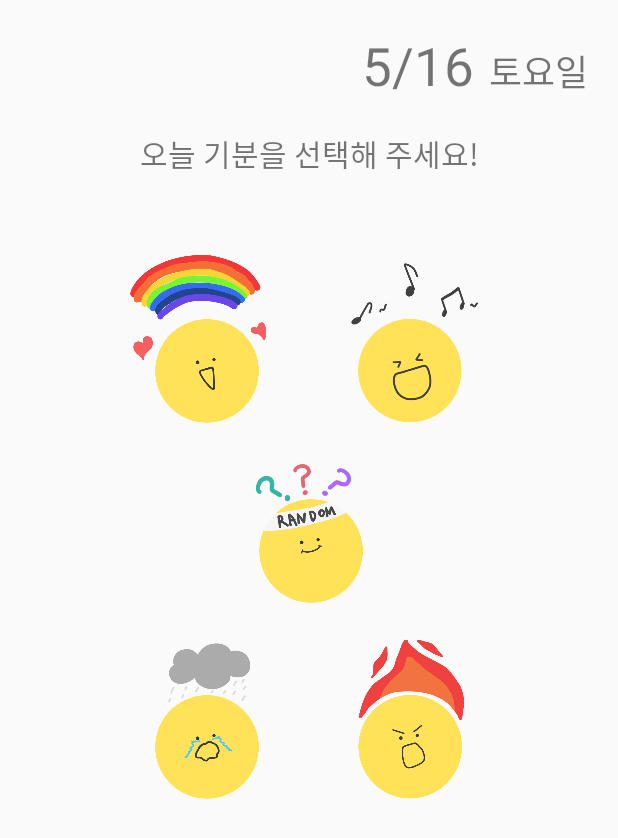
After one commit to puredouble/forydiary2, an Android app: the fragment AddFragment shown on its own in the app's theme, on a phone screen of 412 x 824 dp. The commit adds this screen. Shown: the top 838 px of the screen. Run offline under Robolectric (Android 15) with nearby library versions, the phone set to English and light mode, and no system bars.

Commit message:
오늘의 감정 추가 화면 개발중

```diff
--- a/app/build.gradle
+++ b/app/build.gradle
@@ -26,6 +26,7 @@ dependencies {
     implementation fileTree(dir: "libs", include: ["*.jar"])
     implementation 'androidx.appcompat:appcompat:1.1.0'
     implementation 'androidx.constraintlayout:constraintlayout:1.1.3'
+    implementation 'androidx.legacy:legacy-support-v4:1.0.0'
     testImplementation 'junit:junit:4.12'
     androidTestImplementation 'androidx.test.ext:junit:1.1.1'
     androidTestImplementation 'androidx.test.espresso:espresso-core:3.2.0'
--- /dev/null
+++ b/app/src/main/java/me/puredouble/forydiary2/fragment/AddFragment.java
@@ -0,0 +1,64 @@
+package me.puredouble.forydiary2.fragment;
+
+import android.os.Bundle;
+
+import androidx.fragment.app.Fragment;
+
+import android.view.LayoutInflater;
+import android.view.View;
+import android.view.ViewGroup;
+import android.widget.Button;
+import android.widget.ImageButton;
+import android.widget.Toast;
+
+import me.puredouble.forydiary2.R;
+
+public class AddFragment extends Fragment {
+    @Override
+    public View onCreateView(LayoutInflater inflater, ViewGroup container, Bundle savedInstanceState) {
+        final ViewGroup rootView = (ViewGroup) inflater.inflate(R.layout.fragment_add, container, false);
+
+        ImageButton btnHappy = rootView.findViewById(R.id.btnHappy);
+        btnHappy.setOnClickListener(new View.OnClickListener() {
+            @Override
+            public void onClick(View v) {
+                Toast.makeText(getActivity(), "행복!", Toast.LENGTH_SHORT).show();
+            }
+        });
+
+        ImageButton btnFun = rootView.findViewById(R.id.btnFun);
+        btnFun.setOnClickListener(new View.OnClickListener() {
+            @Override
+            public void onClick(View v) {
+                Toast.makeText(getActivity(), "즐거!", Toast.LENGTH_SHORT).show();
+            }
+        });
+
+        ImageButton btnRandom = rootView.findViewById(R.id.btnRandom);
+        btnRandom.setOnClickListener(new View.OnClickListener() {
+            @Override
+            public void onClick(View v) {
+                Toast.makeText(getActivity(), "랜!", Toast.LENGTH_SHORT).show();
+            }
+        });
+
+        ImageButton btnSad = rootView.findViewById(R.id.btnSad);
+        btnSad.setOnClickListener(new View.OnClickListener() {
+            @Override
+            public void onClick(View v) {
+                Toast.makeText(getActivity(), "슬!", Toast.LENGTH_SHORT).show();
+            }
+        });
+
+        ImageButton btnAngry = rootView.findViewById(R.id.btnAngry);
+        btnAngry.setOnClickListener(new View.OnClickListener() {
+            @Override
+            public void onClick(View v) {
+                Toast.makeText(getActivity(), "화남!", Toast.LENGTH_SHORT).show();
+            }
+        });
+
+        return rootView;
+    }
+
+}
--- /dev/null
+++ b/app/src/main/res/layout/fragment_add.xml
@@ -0,0 +1,161 @@
+<?xml version="1.0" encoding="utf-8"?>
+<LinearLayout xmlns:android="http://schemas.android.com/apk/res/android"
+    xmlns:app="http://schemas.android.com/apk/res-auto"
+    xmlns:tools="http://schemas.android.com/tools"
+    android:layout_width="match_parent"
+    android:layout_height="match_parent"
+    android:orientation="vertical"
+    tools:context=".fragment.AddFragment" >
+
+    <Space
+        android:layout_width="match_parent"
+        android:layout_height="20dp" />
+
+    <LinearLayout
+        android:layout_width="match_parent"
+        android:layout_height="wrap_content"
+        android:orientation="horizontal">
+
+        <Space
+            android:layout_width="72dp"
+            android:layout_height="wrap_content"
+            android:layout_weight="1" />
+
+        <TextView
+            android:id="@+id/txtDate"
+            android:layout_width="wrap_content"
+            android:layout_height="wrap_content"
+            android:text="5/16"
+            android:textSize="35dp" />
+
+        <Space
+            android:layout_width="10dp"
+            android:layout_height="wrap_content" />
+
+        <TextView
+            android:id="@+id/txtDayOfWeek"
+            android:layout_width="wrap_content"
+            android:layout_height="wrap_content"
+            android:text="토요일"
+            android:textSize="24dp" />
+
+        <Space
+            android:layout_width="20dp"
+            android:layout_height="wrap_content" />
+    </LinearLayout>
+
+    <Space
+        android:layout_width="match_parent"
+        android:layout_height="20dp" />
+
+    <TextView
+        android:id="@+id/textView4"
+        android:layout_width="match_parent"
+        android:layout_height="wrap_content"
+        android:gravity="center"
+        android:text="오늘 기분을 선택해 주세요!"
+        android:textSize="20sp" />
+
+    <Space
+        android:layout_width="match_parent"
+        android:layout_height="50dp" />
+
+    <LinearLayout
+        android:layout_width="match_parent"
+        android:layout_height="wrap_content"
+        android:orientation="horizontal">
+
+        <Space
+            android:layout_width="wrap_content"
+            android:layout_height="wrap_content"
+            android:layout_weight="1" />
+
+        <ImageButton
+            android:id="@+id/btnHappy"
+            android:layout_width="125dp"
+            android:layout_height="125dp"
+            android:layout_weight="0"
+            android:background="@android:color/transparent"
+            android:scaleType="fitXY"
+            android:src="@drawable/emoji_happy" />
+
+        <Space
+            android:layout_width="10dp"
+            android:layout_height="wrap_content" />
+
+        <ImageButton
+            android:id="@+id/btnFun"
+            android:layout_width="125dp"
+            android:layout_height="125dp"
+            android:layout_weight="0"
+            android:background="@android:color/transparent"
+            android:scaleType="fitXY"
+            android:src="@drawable/emoji_fun" />
+
+        <Space
+            android:layout_width="wrap_content"
+            android:layout_height="wrap_content"
+            android:layout_weight="1" />
+    </LinearLayout>
+
+    <LinearLayout
+        android:layout_width="match_parent"
+        android:layout_height="wrap_content"
+        android:orientation="horizontal">
+
+        <Space
+            android:layout_width="wrap_content"
+            android:layout_height="wrap_content"
+            android:layout_weight="1" />
+
+        <ImageButton
+            android:id="@+id/btnRandom"
+            android:layout_width="125dp"
+            android:layout_height="125dp"
+            android:background="@android:color/transparent"
+            android:scaleType="fitXY"
+            android:src="@drawable/emoji_random" />
+
+        <Space
+            android:layout_width="wrap_content"
+            android:layout_height="wrap_content"
+            android:layout_weight="1" />
+
+    </LinearLayout>
+
+    <LinearLayout
+        android:layout_width="match_parent"
+        android:layout_height="wrap_content"
+        android:orientation="horizontal">
+
+        <Space
+            android:layout_width="wrap_content"
+            android:layout_height="wrap_content"
+            android:layout_weight="1" />
+
+        <ImageButton
+            android:id="@+id/btnSad"
+            android:layout_width="125dp"
+            android:layout_height="125dp"
+            android:background="@android:color/transparent"
+            android:scaleType="fitXY"
+            android:src="@drawable/emoji_sad" />
+
+        <Space
+            android:layout_width="10dp"
+            android:layout_height="wrap_content" />
+
+        <ImageButton
+            android:id="@+id/btnAngry"
+            android:layout_width="125dp"
+            android:layout_height="125dp"
+            android:background="@android:color/transparent"
+            android:scaleType="fitXY"
+            android:src="@drawable/emoji_angry" />
+
+        <Space
+            android:layout_width="wrap_content"
+            android:layout_height="wrap_content"
+            android:layout_weight="1" />
+    </LinearLayout>
+</LinearLayout>
--- a/app/src/main/res/values/strings.xml
+++ b/app/src/main/res/values/strings.xml
@@ -1,3 +1,5 @@
 <resources>
     <string name="app_name">forydiary2</string>
+    <!-- TODO: Remove or change this placeholder text -->
+    <string name="hello_blank_fragment">Hello blank fragment</string>
 </resources>
```
Also changed, not shown: app/src/main/java/me/puredouble/forydiary2/MainActivity.java (+18 -18 lines), app/src/main/java/me/puredouble/forydiary2/fragment/CalendarFragment.java (added, +17 -0 lines), app/src/main/java/me/puredouble/forydiary2/fragment/MoreFragment.java (added, +19 -0 lines), app/src/main/res/layout/activity_main.xml (+6 -12 lines), app/src/main/res/layout/fragment_calendar.xml (added, +14 -0 lines), app/src/main/res/layout/fragment_more.xml (added, +14 -0 lines), app/src/main/res/drawable-v24/emoji_angry.png (added), app/src/main/res/drawable-v24/emoji_fun.png (added), app/src/main/res/drawable-v24/emoji_happy.png (added), app/src/main/res/drawable-v24/emoji_random.png (added), app/src/main/res/drawable-v24/emoji_sad.png (added).
